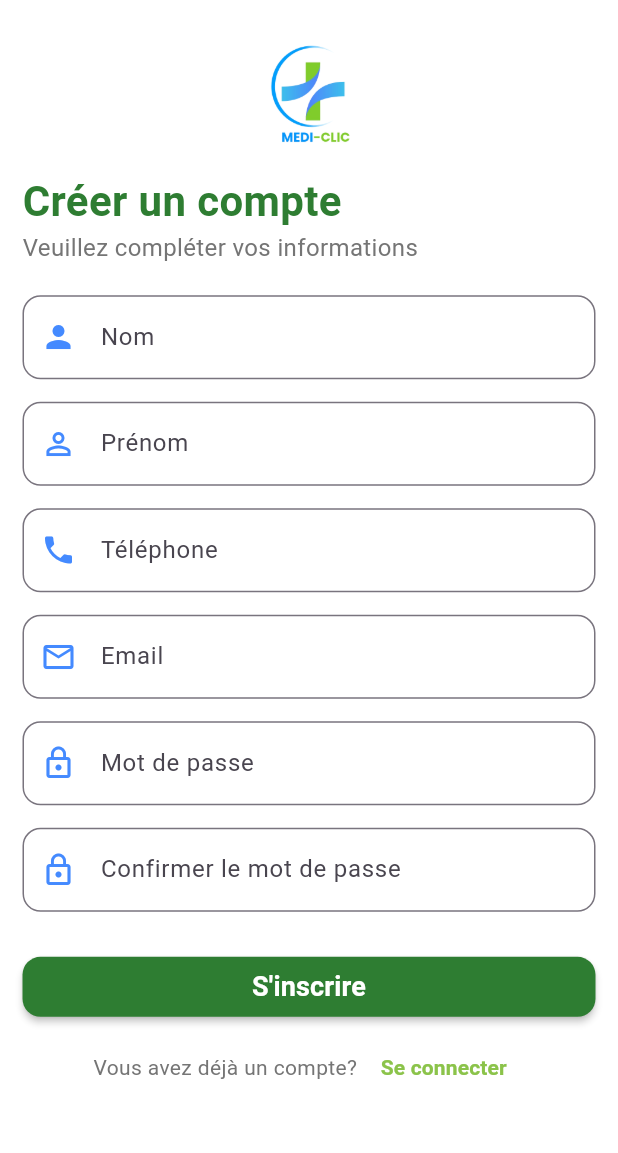
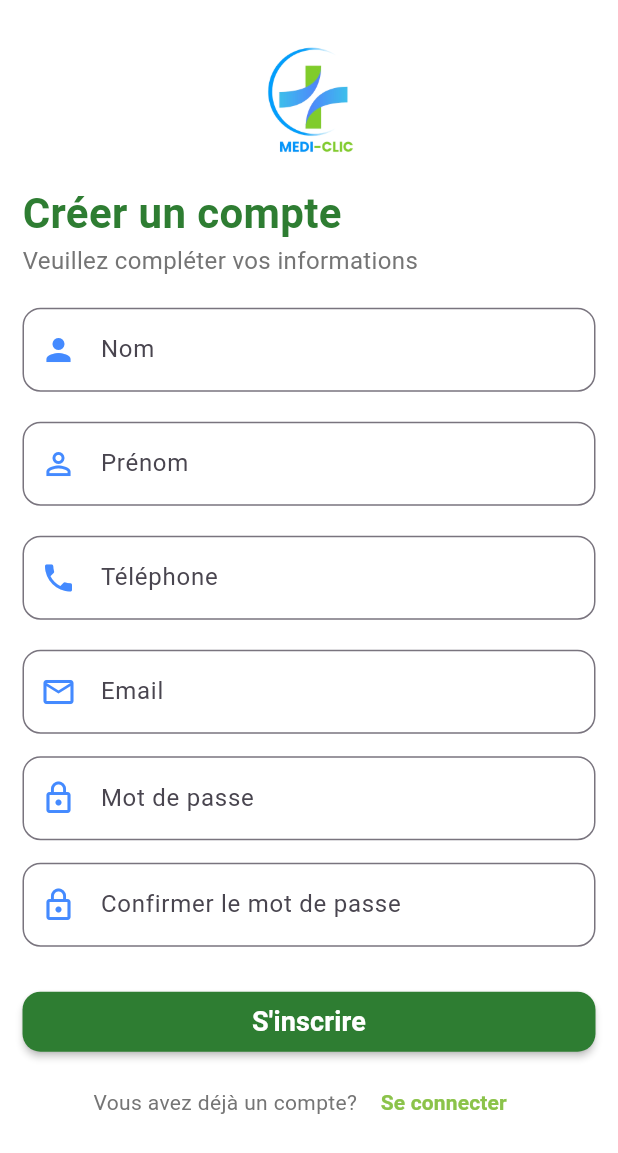
Before and after one commit to Medenou/medi, a Flutter app: the SignUpScreen screen opened directly, on a phone screen of 412 x 824 dp. Shown: the top 1153 px of the screen. Run offline on Flutter 3.47's test engine with Material 3 defaults, Android fonts, the phone set to English and light mode, and no system bars; our stand-ins replace cloud_firestore, datetime_picker_formfield_new, firebase_auth, firebase_core, font_awesome_flutter; accounts and stored records are empty.

Commit message:
Modification d'un champ sur clinique

```diff
--- a/mediclic/lib/otherpages/clinique.dart
+++ b/mediclic/lib/otherpages/clinique.dart
@@ -22,7 +22,7 @@ class _CliniqueState extends State {
   final Stream<QuerySnapshot> _cliniqueStream =
       FirebaseFirestore.instance
           .collection('users')
-          .where("profile", isEqualTo: "Clinique")
+          .where("profile", isEqualTo: "clinique")
           .snapshots();
 
   @override
--- a/mediclic/lib/pages/connexionpages/signup_screen.dart
+++ b/mediclic/lib/pages/connexionpages/signup_screen.dart
@@ -100,7 +100,7 @@ class _SignUpScreenState extends State<SignUpScreen> {
                 Center(
                   child: Image.asset(
                     'assets/logo.png',
-                    height: MediaQuery.of(context).size.height * 0.12,
+                    height: MediaQuery.of(context).size.height * 0.13,
                   ),
                 ),
 
@@ -119,20 +119,20 @@ class _SignUpScreenState extends State<SignUpScreen> {
                 ),
                 SizedBox(height: 20),
                 _buildTextField(_nameController, 'Nom', Icons.person),
-                SizedBox(height: 15),
+                SizedBox(height: 20),
                 _buildTextField(
                   _surnameController,
                   'Prénom',
                   Icons.person_outline,
                 ),
-                SizedBox(height: 15),
+                SizedBox(height: 20),
                 _buildTextField(
                   _phoneController,
                   'Téléphone',
                   Icons.phone,
                   TextInputType.phone,
                 ),
-                SizedBox(height: 15),
+                SizedBox(height: 20),
                 TextFormField(
                   controller: _emailController,
                   keyboardType: TextInputType.emailAddress,
```
Also changed, not shown: 1 other file.
